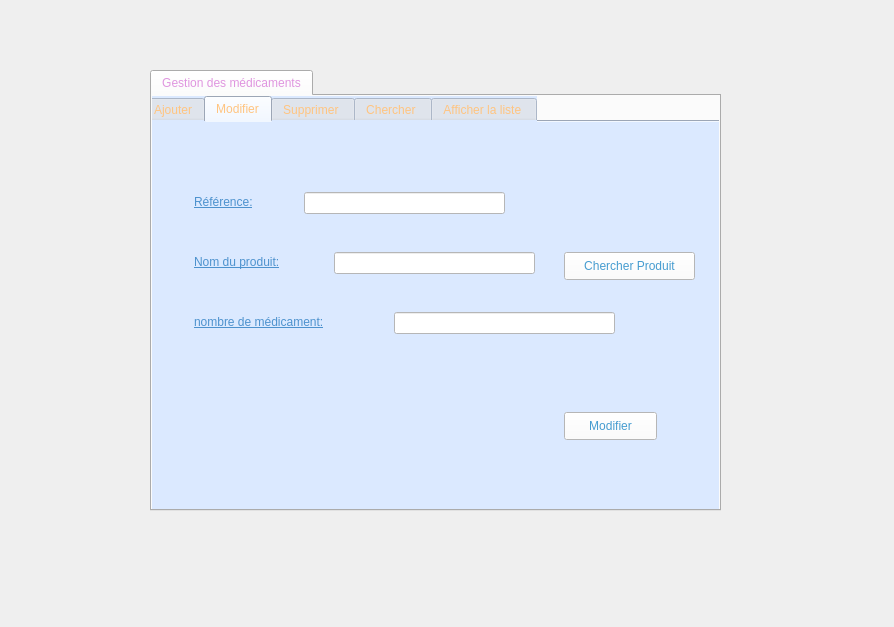
Above: asma/amedicament.ui from fourat8/madsquad before the change. Below: the same form after it.
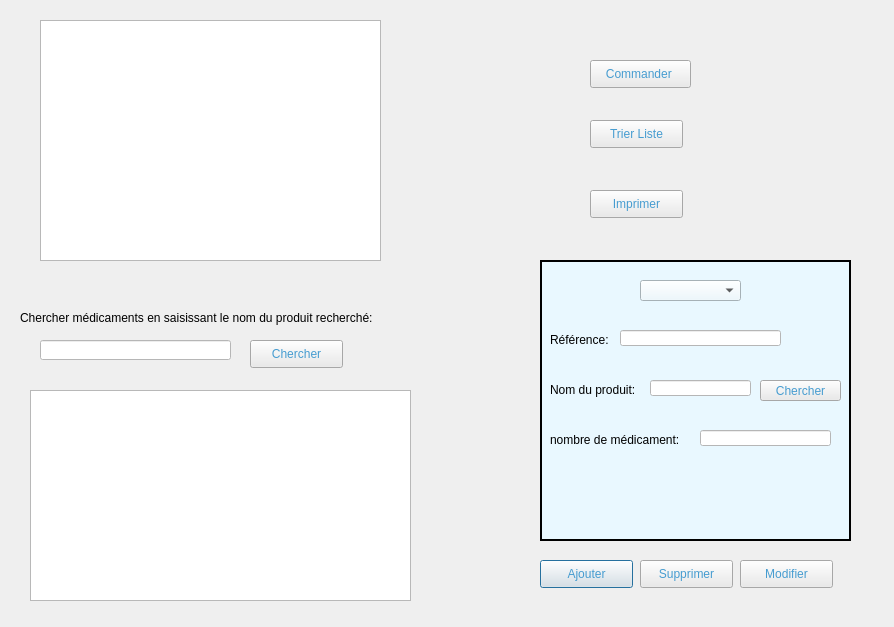
That is the form after the change. The open tabs and pages were chosen to show the change.

Patch:
```diff
--- a/asma/amedicament.ui
+++ b/asma/amedicament.ui
@@ -11,300 +11,45 @@
    </rect>
   </property>
   <property name="windowTitle">
-   <string>Smart Medical Office</string>
-  </property>
-  <widget class="QTabWidget" name="tabwidget">
-   <property name="geometry">
-    <rect>
-     <x>150</x>
-     <y>70</y>
-     <width>571</width>
-     <height>441</height>
-    </rect>
-   </property>
-   <property name="whatsThis">
-    <string>&lt;html&gt;&lt;head/&gt;&lt;body&gt;&lt;p&gt;Gestion des médicaments&lt;/p&gt;&lt;/body&gt;&lt;/html&gt;</string>
-   </property>
-   <property name="styleSheet">
-    <string notr="true">color: rgb(223, 149, 223);
-font: 10pt &quot;MS Shell Dlg 2&quot;;
-</string>
-   </property>
-   <property name="currentIndex">
-    <number>0</number>
-   </property>
-   <widget class="QWidget" name="tab">
-    <attribute name="title">
      <string>Gestion des médicaments</string>
-    </attribute>
-    <widget class="QTabWidget" name="tabWidget">
+  </property>
+  <widget class="QLabel" name="label_10">
      <property name="geometry">
       <rect>
-       <x>-10</x>
+     <x>0</x>
        <y>0</y>
-       <width>581</width>
-       <height>421</height>
-      </rect>
-     </property>
-     <property name="styleSheet">
-      <string notr="true">background-color: rgb(219, 233, 255);
-font: 10pt &quot;MS Shell Dlg 2&quot;;
-color: rgb(255, 196, 128);
-text-decoration:none;</string>
-     </property>
-     <property name="currentIndex">
-      <number>2</number>
-     </property>
-     <widget class="QWidget" name="tab_3">
-      <attribute name="title">
-       <string>Ajouter</string>
-      </attribute>
-      <widget class="QLabel" name="label">
-       <property name="geometry">
-        <rect>
-         <x>50</x>
-         <y>70</y>
-         <width>81</width>
-         <height>20</height>
-        </rect>
-       </property>
-       <property name="styleSheet">
-        <string notr="true">font: 75 10pt &quot;MS Shell Dlg 2&quot;;
-text-decoration: underline;
-color: rgb(77, 146, 206);</string>
-       </property>
+     <width>891</width>
+     <height>641</height>
+    </rect>
+   </property>
        <property name="text">
-        <string>Référence:</string>
-       </property>
-      </widget>
-      <widget class="QLabel" name="label_2">
-       <property name="geometry">
-        <rect>
-         <x>50</x>
-         <y>130</y>
-         <width>121</width>
-         <height>20</height>
-        </rect>
-       </property>
-       <property name="styleSheet">
-        <string notr="true">font: 75 10pt &quot;MS Shell Dlg 2&quot;;
-text-decoration: underline;
-color: rgb(77, 146, 206);</string>
-       </property>
-       <property name="text">
-        <string>Nom du produit:</string>
-       </property>
-      </widget>
-      <widget class="QLabel" name="label_3">
-       <property name="geometry">
-        <rect>
-         <x>50</x>
-         <y>190</y>
-         <width>181</width>
-         <height>20</height>
-        </rect>
-       </property>
-       <property name="styleSheet">
-        <string notr="true">font: 75 10pt &quot;MS Shell Dlg 2&quot;;
-text-decoration: underline;
-color: rgb(77, 146, 206);</string>
-       </property>
-       <property name="text">
-        <string>nombre de médicament:</string>
-       </property>
-      </widget>
-      <widget class="QLineEdit" name="lineEdit_ref">
-       <property name="geometry">
-        <rect>
-         <x>160</x>
-         <y>70</y>
-         <width>201</width>
-         <height>22</height>
-        </rect>
-       </property>
-       <property name="styleSheet">
-        <string notr="true">background-color: rgb(255, 255, 255);
-font: 10pt &quot;MS Shell Dlg 2&quot;;
-color: rgb(0, 0, 0);
-text-decoration:none;</string>
-       </property>
-       <property name="clearButtonEnabled">
-        <bool>true</bool>
-       </property>
-      </widget>
-      <widget class="QLineEdit" name="lineEdit_nomP">
-       <property name="geometry">
-        <rect>
-         <x>200</x>
-         <y>130</y>
-         <width>201</width>
-         <height>22</height>
-        </rect>
-       </property>
-       <property name="styleSheet">
-        <string notr="true">background-color: rgb(255, 255, 255);
-font: 10pt &quot;MS Shell Dlg 2&quot;;
-color: rgb(0, 0, 0);
-text-decoration:none;</string>
-       </property>
-       <property name="clearButtonEnabled">
-        <bool>true</bool>
-       </property>
-      </widget>
-      <widget class="QLineEdit" name="lineEdit_nb">
-       <property name="geometry">
-        <rect>
-         <x>250</x>
-         <y>190</y>
-         <width>221</width>
-         <height>22</height>
-        </rect>
-       </property>
-       <property name="styleSheet">
-        <string notr="true">background-color: rgb(255, 255, 255);
-font: 10pt &quot;MS Shell Dlg 2&quot;;
-color: rgb(0, 0, 0);text-decoration:none;</string>
-       </property>
-       <property name="clearButtonEnabled">
-        <bool>true</bool>
+    <string/>
        </property>
       </widget>
       <widget class="QPushButton" name="pushButton_ok">
        <property name="geometry">
         <rect>
-         <x>420</x>
-         <y>290</y>
+     <x>540</x>
+     <y>560</y>
          <width>93</width>
          <height>28</height>
         </rect>
        </property>
        <property name="styleSheet">
         <string notr="true">border-color: rgb(0, 123, 180);
-background-color: rgb(255, 255, 255);
-color: qlineargradient(spread:reflect, x1:0, y1:0, x2:1, y2:0, stop:0.512712 rgba(70, 156, 208, 255));</string>
+font: 10pt &quot;MS Shell Dlg 2&quot;;
+color: qlineargradient(spread:reflect, x1:0, y1:0, x2:1, y2:0, stop:0.512712 rgba(70, 156, 208, 255));
+background-color: rgb(234, 234, 234);</string>
        </property>
        <property name="text">
         <string>Ajouter</string>
-       </property>
-      </widget>
-     </widget>
-     <widget class="QWidget" name="tab_4">
-      <attribute name="title">
-       <string>Modifier</string>
-      </attribute>
-      <widget class="QLabel" name="label_4">
-       <property name="geometry">
-        <rect>
-         <x>50</x>
-         <y>70</y>
-         <width>81</width>
-         <height>20</height>
-        </rect>
-       </property>
-       <property name="styleSheet">
-        <string notr="true">font: 75 10pt &quot;MS Shell Dlg 2&quot;;
-text-decoration: underline;
-color: rgb(77, 146, 206);</string>
-       </property>
-       <property name="text">
-        <string>Référence:</string>
-       </property>
-      </widget>
-      <widget class="QLabel" name="label_5">
-       <property name="geometry">
-        <rect>
-         <x>50</x>
-         <y>130</y>
-         <width>121</width>
-         <height>20</height>
-        </rect>
-       </property>
-       <property name="styleSheet">
-        <string notr="true">font: 75 10pt &quot;MS Shell Dlg 2&quot;;
-text-decoration: underline;
-color: rgb(77, 146, 206);</string>
-       </property>
-       <property name="text">
-        <string>Nom du produit:</string>
-       </property>
-      </widget>
-      <widget class="QLabel" name="label_6">
-       <property name="geometry">
-        <rect>
-         <x>50</x>
-         <y>190</y>
-         <width>181</width>
-         <height>20</height>
-        </rect>
-       </property>
-       <property name="styleSheet">
-        <string notr="true">font: 75 10pt &quot;MS Shell Dlg 2&quot;;
-text-decoration: underline;
-color: rgb(77, 146, 206);</string>
-       </property>
-       <property name="text">
-        <string>nombre de médicament:</string>
-       </property>
-      </widget>
-      <widget class="QLineEdit" name="lineEdit_ref_2">
-       <property name="geometry">
-        <rect>
-         <x>160</x>
-         <y>70</y>
-         <width>201</width>
-         <height>22</height>
-        </rect>
-       </property>
-       <property name="styleSheet">
-        <string notr="true">background-color: rgb(255, 255, 255);
-font: 10pt &quot;MS Shell Dlg 2&quot;;
-color: rgb(0, 0, 0);text-decoration:none;</string>
-       </property>
-       <property name="clearButtonEnabled">
-        <bool>true</bool>
-       </property>
-      </widget>
-      <widget class="QLineEdit" name="lineEdit_nomP_2">
-       <property name="geometry">
-        <rect>
-         <x>190</x>
-         <y>130</y>
-         <width>201</width>
-         <height>22</height>
-        </rect>
-       </property>
-       <property name="styleSheet">
-        <string notr="true">background-color: rgb(255, 255, 255);
-font: 10pt &quot;MS Shell Dlg 2&quot;;
-color: rgb(0, 0, 0);text-decoration:none;</string>
-       </property>
-       <property name="clearButtonEnabled">
-        <bool>true</bool>
-       </property>
-      </widget>
-      <widget class="QLineEdit" name="lineEdit_nb_2">
-       <property name="geometry">
-        <rect>
-         <x>250</x>
-         <y>190</y>
-         <width>221</width>
-         <height>22</height>
-        </rect>
-       </property>
-       <property name="styleSheet">
-        <string notr="true">background-color: rgb(255, 255, 255);
-font: 10pt &quot;MS Shell Dlg 2&quot;;
-color: rgb(0, 0, 0);text-decoration:none;</string>
-       </property>
-       <property name="clearButtonEnabled">
-        <bool>true</bool>
        </property>
       </widget>
       <widget class="QPushButton" name="pushButton_modifier">
        <property name="geometry">
         <rect>
-         <x>420</x>
-         <y>290</y>
+     <x>740</x>
+     <y>560</y>
          <width>93</width>
          <height>28</height>
         </rect>
@@ -312,97 +57,18 @@
        <property name="styleSheet">
         <string notr="true">border-color: rgb(0, 123, 180);
 font: 10pt &quot;MS Shell Dlg 2&quot;;
-background-color: rgb(255, 255, 255);
+background-color: rgb(234, 234, 234);
 color: qlineargradient(spread:reflect, x1:0, y1:0, x2:1, y2:0, stop:0.512712 rgba(70, 156, 208, 255));</string>
        </property>
        <property name="text">
         <string>Modifier</string>
-       </property>
-      </widget>
-      <widget class="QPushButton" name="pushButton_chercherP">
-       <property name="geometry">
-        <rect>
-         <x>420</x>
-         <y>130</y>
-         <width>131</width>
-         <height>28</height>
-        </rect>
-       </property>
-       <property name="styleSheet">
-        <string notr="true">border-color: rgb(0, 123, 180);
-font: 10pt &quot;MS Shell Dlg 2&quot;;
-background-color: rgb(255, 255, 255);
-color: qlineargradient(spread:reflect, x1:0, y1:0, x2:1, y2:0, stop:0.512712 rgba(70, 156, 208, 255));</string>
-       </property>
-       <property name="text">
-        <string>Chercher Produit</string>
-       </property>
-      </widget>
-     </widget>
-     <widget class="QWidget" name="tab_5">
-      <attribute name="title">
-       <string>Supprimer </string>
-      </attribute>
-      <widget class="QLabel" name="label_7">
-       <property name="geometry">
-        <rect>
-         <x>70</x>
-         <y>60</y>
-         <width>81</width>
-         <height>20</height>
-        </rect>
-       </property>
-       <property name="styleSheet">
-        <string notr="true">font: 75 10pt &quot;MS Shell Dlg 2&quot;;
-text-decoration: underline;
-color: rgb(77, 146, 206);</string>
-       </property>
-       <property name="text">
-        <string>Référence:</string>
-       </property>
-      </widget>
-      <widget class="QLineEdit" name="lineEdit_ref_3">
-       <property name="geometry">
-        <rect>
-         <x>200</x>
-         <y>60</y>
-         <width>201</width>
-         <height>22</height>
-        </rect>
-       </property>
-       <property name="styleSheet">
-        <string notr="true">background-color: rgb(255, 255, 255);
-font: 10pt &quot;MS Shell Dlg 2&quot;;
-color: rgb(0, 0, 0);text-decoration:none;</string>
-       </property>
-       <property name="clearButtonEnabled">
-        <bool>true</bool>
-       </property>
-      </widget>
-      <widget class="QLabel" name="label_8">
-       <property name="geometry">
-        <rect>
-         <x>130</x>
-         <y>140</y>
-         <width>301</width>
-         <height>21</height>
-        </rect>
-       </property>
-       <property name="styleSheet">
-        <string notr="true">font: 75 8pt &quot;MS Shell Dlg 2&quot;;
-font: 10pt &quot;MS Shell Dlg 2&quot;;
-color: rgb(223, 149, 223);
-text-decoration: underline;</string>
-       </property>
-       <property name="text">
-        <string>Voulez-vous supprimer ce  médicament?</string>
        </property>
       </widget>
       <widget class="QPushButton" name="pushButton_supp">
        <property name="geometry">
         <rect>
-         <x>220</x>
-         <y>210</y>
+     <x>640</x>
+     <y>560</y>
          <width>93</width>
          <height>28</height>
         </rect>
@@ -410,32 +76,24 @@
        <property name="styleSheet">
         <string notr="true">border-color: rgb(0, 123, 180);
 font: 10pt &quot;MS Shell Dlg 2&quot;;
-background-color: rgb(255, 255, 255);
+background-color: rgb(234, 234, 234);
 color: qlineargradient(spread:reflect, x1:0, y1:0, x2:1, y2:0, stop:0.512712 rgba(70, 156, 208, 255));</string>
        </property>
        <property name="text">
         <string>Supprimer</string>
        </property>
       </widget>
-     </widget>
-     <widget class="QWidget" name="tab_7">
-      <attribute name="title">
-       <string>Chercher </string>
-      </attribute>
       <widget class="QLabel" name="label_9">
        <property name="geometry">
         <rect>
-         <x>50</x>
-         <y>20</y>
-         <width>501</width>
+     <x>20</x>
+     <y>310</y>
+     <width>381</width>
          <height>16</height>
         </rect>
        </property>
        <property name="styleSheet">
-        <string notr="true">font: 75 8pt &quot;MS Shell Dlg 2&quot;;
-font: 10pt &quot;MS Shell Dlg 2&quot;;
-color: rgb(223, 149, 223);
-text-decoration: underline;</string>
+    <string notr="true"/>
        </property>
        <property name="text">
         <string>Chercher médicaments en saisissant le nom du produit recherché:</string>
@@ -444,10 +102,10 @@
       <widget class="QLineEdit" name="lineEdit_nomP_3">
        <property name="geometry">
         <rect>
-         <x>90</x>
-         <y>50</y>
-         <width>291</width>
-         <height>22</height>
+     <x>40</x>
+     <y>340</y>
+     <width>191</width>
+     <height>20</height>
         </rect>
        </property>
        <property name="styleSheet">
@@ -462,8 +120,8 @@
       <widget class="QPushButton" name="pushButton_rechercher">
        <property name="geometry">
         <rect>
-         <x>420</x>
-         <y>50</y>
+     <x>250</x>
+     <y>340</y>
          <width>93</width>
          <height>28</height>
         </rect>
@@ -471,7 +129,7 @@
        <property name="styleSheet">
         <string notr="true">border-color: rgb(0, 123, 180);
 font: 10pt &quot;MS Shell Dlg 2&quot;;
-background-color: rgb(255, 255, 255);
+background-color: rgb(234, 234, 234);
 color: qlineargradient(spread:reflect, x1:0, y1:0, x2:1, y2:0, stop:0.512712 rgba(70, 156, 208, 255));</string>
        </property>
        <property name="text">
@@ -481,28 +139,23 @@
       <widget class="QTableView" name="tablemedicament_2">
        <property name="geometry">
         <rect>
-         <x>90</x>
-         <y>90</y>
-         <width>401</width>
-         <height>281</height>
+     <x>30</x>
+     <y>390</y>
+     <width>381</width>
+     <height>211</height>
         </rect>
        </property>
        <property name="styleSheet">
         <string notr="true">color: rgb(0, 0, 0);</string>
        </property>
       </widget>
-     </widget>
-     <widget class="QWidget" name="tab_6">
-      <attribute name="title">
-       <string>Afficher la liste </string>
-      </attribute>
       <widget class="QTableView" name="tablemedicament">
        <property name="geometry">
         <rect>
-         <x>90</x>
-         <y>30</y>
-         <width>421</width>
-         <height>281</height>
+     <x>40</x>
+     <y>20</y>
+     <width>341</width>
+     <height>241</height>
         </rect>
        </property>
        <property name="styleSheet">
@@ -513,8 +166,8 @@
       <widget class="QPushButton" name="pushButton_tri">
        <property name="geometry">
         <rect>
-         <x>240</x>
-         <y>330</y>
+     <x>590</x>
+     <y>120</y>
          <width>93</width>
          <height>28</height>
         </rect>
@@ -522,32 +175,206 @@
        <property name="styleSheet">
         <string notr="true">border-color: rgb(0, 123, 180);
 font: 10pt &quot;MS Shell Dlg 2&quot;;
-background-color: rgb(255, 255, 255);
+background-color: rgb(234, 234, 234);
 color: qlineargradient(spread:reflect, x1:0, y1:0, x2:1, y2:0, stop:0.512712 rgba(70, 156, 208, 255));</string>
        </property>
        <property name="text">
         <string>Trier Liste</string>
        </property>
       </widget>
-     </widget>
-    </widget>
+  <widget class="QPushButton" name="pushButton_imprimer">
+   <property name="geometry">
+    <rect>
+     <x>590</x>
+     <y>190</y>
+     <width>93</width>
+     <height>28</height>
+    </rect>
+   </property>
+   <property name="styleSheet">
+    <string notr="true">border-color: rgb(0, 123, 180);
+font: 10pt &quot;MS Shell Dlg 2&quot;;
+background-color: rgb(234, 234, 234);
+color: qlineargradient(spread:reflect, x1:0, y1:0, x2:1, y2:0, stop:0.512712 rgba(70, 156, 208, 255));</string>
+   </property>
+   <property name="text">
+    <string>Imprimer</string>
+   </property>
+  </widget>
+  <widget class="QFrame" name="frame">
+   <property name="geometry">
+    <rect>
+     <x>540</x>
+     <y>260</y>
+     <width>311</width>
+     <height>281</height>
+    </rect>
+   </property>
+   <property name="styleSheet">
+    <string notr="true">background-color:rgb(233,248,255);</string>
+   </property>
+   <property name="frameShape">
+    <enum>QFrame::Box</enum>
+   </property>
+   <property name="frameShadow">
+    <enum>QFrame::Plain</enum>
+   </property>
+   <property name="lineWidth">
+    <number>2</number>
+   </property>
+   <property name="midLineWidth">
+    <number>0</number>
+   </property>
+   <widget class="QLabel" name="label">
+    <property name="geometry">
+     <rect>
+      <x>10</x>
+      <y>70</y>
+      <width>61</width>
+      <height>20</height>
+     </rect>
+    </property>
+    <property name="styleSheet">
+     <string notr="true">;</string>
+    </property>
+    <property name="text">
+     <string>Référence:</string>
+    </property>
+   </widget>
+   <widget class="QLabel" name="label_2">
+    <property name="geometry">
+     <rect>
+      <x>10</x>
+      <y>120</y>
+      <width>91</width>
+      <height>20</height>
+     </rect>
+    </property>
+    <property name="styleSheet">
+     <string notr="true"/>
+    </property>
+    <property name="text">
+     <string>Nom du produit:</string>
+    </property>
    </widget>
-  </widget>
-  <widget class="QLabel" name="label_10">
+   <widget class="QLabel" name="label_3">
+    <property name="geometry">
+     <rect>
+      <x>10</x>
+      <y>170</y>
+      <width>141</width>
+      <height>20</height>
+     </rect>
+    </property>
+    <property name="styleSheet">
+     <string notr="true"/>
+    </property>
+    <property name="text">
+     <string>nombre de médicament:</string>
+    </property>
+   </widget>
+   <widget class="QLineEdit" name="lineEdit_ref">
    <property name="geometry">
     <rect>
-     <x>0</x>
-     <y>0</y>
-     <width>894</width>
-     <height>627</height>
-    </rect>
-   </property>
+      <x>80</x>
+      <y>70</y>
+      <width>161</width>
+      <height>16</height>
+     </rect>
+    </property>
+    <property name="styleSheet">
+     <string notr="true">background-color: rgb(255, 255, 255);
+font: 10pt &quot;MS Shell Dlg 2&quot;;
+color: rgb(0, 0, 0);
+text-decoration:none;</string>
+    </property>
+    <property name="clearButtonEnabled">
+     <bool>true</bool>
+    </property>
+   </widget>
+   <widget class="QLineEdit" name="lineEdit_nb">
+    <property name="geometry">
+     <rect>
+      <x>160</x>
+      <y>170</y>
+      <width>131</width>
+      <height>16</height>
+     </rect>
+    </property>
+    <property name="styleSheet">
+     <string notr="true">background-color: rgb(255, 255, 255);
+font: 10pt &quot;MS Shell Dlg 2&quot;;
+color: rgb(0, 0, 0);text-decoration:none;</string>
+    </property>
+    <property name="clearButtonEnabled">
+     <bool>true</bool>
+    </property>
+   </widget>
+   <widget class="QPushButton" name="pushButton_chercherP">
+    <property name="geometry">
+     <rect>
+      <x>220</x>
+      <y>120</y>
+      <width>81</width>
+      <height>21</height>
+     </rect>
+    </property>
+    <property name="styleSheet">
+     <string notr="true">border-color: rgb(0, 123, 180);
+font: 10pt &quot;MS Shell Dlg 2&quot;;
+background-color: rgb(234, 234, 234);
+color: qlineargradient(spread:reflect, x1:0, y1:0, x2:1, y2:0, stop:0.512712 rgba(70, 156, 208, 255));</string>
+    </property>
    <property name="text">
-    <string/>
-   </property>
-  </widget>
-  <zorder>label_10</zorder>
-  <zorder>tabwidget</zorder>
+     <string>Chercher</string>
+    </property>
+   </widget>
+   <widget class="QComboBox" name="comboBox">
+    <property name="geometry">
+     <rect>
+      <x>100</x>
+      <y>20</y>
+      <width>101</width>
+      <height>21</height>
+     </rect>
+    </property>
+   </widget>
+   <widget class="QLineEdit" name="lineEdit_nomP">
+    <property name="geometry">
+     <rect>
+      <x>110</x>
+      <y>120</y>
+      <width>101</width>
+      <height>16</height>
+     </rect>
+    </property>
+    <property name="styleSheet">
+     <string notr="true">background-color: rgb(255, 255, 255);</string>
+    </property>
+    <property name="clearButtonEnabled">
+     <bool>true</bool>
+    </property>
+   </widget>
+  </widget>
+  <widget class="QPushButton" name="pushButton_commander">
+   <property name="geometry">
+    <rect>
+     <x>590</x>
+     <y>60</y>
+     <width>101</width>
+     <height>28</height>
+    </rect>
+   </property>
+   <property name="styleSheet">
+    <string notr="true">border-color: rgb(0, 123, 180);
+font: 10pt &quot;MS Shell Dlg 2&quot;;
+background-color: rgb(234, 234, 234);
+color: qlineargradient(spread:reflect, x1:0, y1:0, x2:1, y2:0, stop:0.512712 rgba(70, 156, 208, 255));</string>
+   </property>
+   <property name="text">
+    <string>Commander </string>
+   </property>
+  </widget>
  </widget>
  <resources/>
  <connections/>
```
Lines whose indentation alone changed are shown as unchanged.
